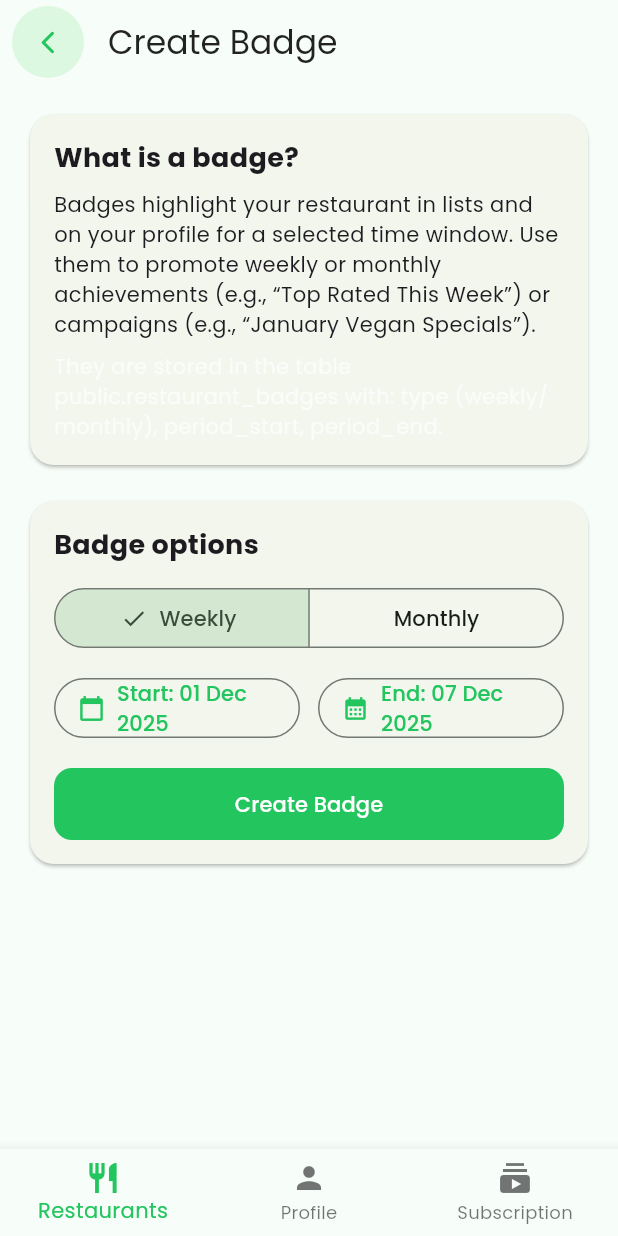
After one commit to ereencaan/ClearDishFlutterCrossMobileApp, a Flutter app: the RestaurantBadgeFormScreen screen opened by its route, on a phone screen of 412 x 824 dp. The commit adds this screen. Run offline on Flutter 3.47's test engine with Material 3 defaults, Android fonts, the phone set to English and light mode, and no system bars; our stand-ins replace equatable, fl_chart, flutter_map, flutter_riverpod, geolocator, go_router and 4 more; accounts and stored records are empty.

Commit message:
owner: add Badge creation screen\n- /home/restaurant/badges/new with weekly/monthly, period pickers, explanation\n- settings buttons navigate to the form

```diff
--- a/lib/core/routing/app_router.dart
+++ b/lib/core/routing/app_router.dart
@@ -20,6 +20,7 @@
 import 'package:cleardish/features/admin/presentation/admin_restaurants_screen.dart';
 import 'package:cleardish/features/admin/presentation/admin_restaurant_form_screen.dart';
 import 'package:cleardish/features/admin/presentation/admin_menu_items_screen.dart';
+import 'package:cleardish/features/restaurants/presentation/restaurant_badge_form_screen.dart';
 import 'package:cleardish/data/models/restaurant.dart';
 import 'package:cleardish/features/restaurants/presentation/restaurant_setup_screen.dart';
 
@@ -160,6 +161,19 @@
             builder: (context, state) => const RestaurantSetupScreen(),
           ),
           GoRoute(
+            path: '/home/restaurant/badges/new',
+            name: 'restaurant-badge-new',
+            builder: (context, state) {
+              // Support navigation via pushNamed with arguments map
+              final arg = state.extra;
+              String? type;
+              if (arg is Map && arg['type'] is String) {
+                type = arg['type'] as String;
+              }
+              return RestaurantBadgeFormScreen(initialType: type);
+            },
+          ),
+          GoRoute(
             path: '/home/menu/:restaurantId',
             name: 'menu',
             builder: (context, state) {
--- /dev/null
+++ b/lib/features/restaurants/presentation/restaurant_badge_form_screen.dart
@@ -0,0 +1,215 @@
+import 'package:flutter/material.dart';
+import 'package:flutter_riverpod/flutter_riverpod.dart';
+import 'package:intl/intl.dart';
+import 'package:cleardish/data/sources/restaurant_settings_api.dart';
+import 'package:cleardish/data/sources/supabase_client.dart';
+import 'package:cleardish/core/utils/result.dart';
+import 'package:cleardish/widgets/app_back_button.dart';
+
+class RestaurantBadgeFormScreen extends ConsumerStatefulWidget {
+  const RestaurantBadgeFormScreen({super.key, this.initialType});
+  final String? initialType; // 'weekly' | 'monthly'
+
+  @override
+  ConsumerState<RestaurantBadgeFormScreen> createState() =>
+      _RestaurantBadgeFormScreenState();
+}
+
+class _RestaurantBadgeFormScreenState
+    extends ConsumerState<RestaurantBadgeFormScreen> {
+  late final RestaurantSettingsApi _api;
+
+  String _type = 'weekly';
+  DateTime _start = _mondayOfCurrentWeek();
+  DateTime _end = _mondayOfCurrentWeek().add(const Duration(days: 6));
+  bool _saving = false;
+
+  @override
+  void initState() {
+    super.initState();
+    _api = RestaurantSettingsApi(SupabaseClient.instance);
+    if (widget.initialType == 'monthly') {
+      _type = 'monthly';
+      final now = DateTime.now();
+      _start = DateTime(now.year, now.month, 1);
+      _end = DateTime(now.year, now.month + 1, 1)
+          .subtract(const Duration(days: 1));
+    }
+  }
+
+  static DateTime _mondayOfCurrentWeek() {
+    final now = DateTime.now();
+    final monday = DateTime(now.year, now.month, now.day)
+        .subtract(Duration(days: (now.weekday - 1)));
+    return monday;
+  }
+
+  Future<void> _pickStart() async {
+    final picked = await showDatePicker(
+      context: context,
+      initialDate: _start,
+      firstDate: DateTime(2023),
+      lastDate: DateTime(2100),
+    );
+    if (picked != null) {
+      setState(() {
+        _start = picked;
+        if (_end.isBefore(_start)) {
+          _end = _start;
+        }
+      });
+    }
+  }
+
+  Future<void> _pickEnd() async {
+    final picked = await showDatePicker(
+      context: context,
+      initialDate: _end,
+      firstDate: _start,
+      lastDate: DateTime(2100),
+    );
+    if (picked != null) {
+      setState(() {
+        _end = picked;
+      });
+    }
+  }
+
+  Future<void> _submit() async {
+    setState(() => _saving = true);
+    // Resolve current restaurant id
+    final me = await _api.getMyRestaurant();
+    if (me is Failure) {
+      if (mounted) {
+        ScaffoldMessenger.of(context)
+            .showSnackBar(SnackBar(content: Text((me as Failure).message)));
+      }
+      setState(() => _saving = false);
+      return;
+    }
+    final restId = (me as Success).data.id;
+    final res = await _api.createBadge(
+      restaurantId: restId,
+      type: _type,
+      periodStart: _start,
+      periodEnd: _end,
+    );
+    setState(() => _saving = false);
+    if (mounted) {
+      if (res is Success) {
+        ScaffoldMessenger.of(context).showSnackBar(
+          SnackBar(content: Text('Badge created for ${_format(_start)} – ${_format(_end)}')),
+        );
+        Navigator.of(context).pop();
+      } else {
+        ScaffoldMessenger.of(context).showSnackBar(
+          SnackBar(content: Text((res as Failure).message)),
+        );
+      }
+    }
+  }
+
+  String _format(DateTime d) => DateFormat('dd MMM yyyy').format(d);
+
+  @override
+  Widget build(BuildContext context) {
+    return Scaffold(
+      appBar: AppBar(
+        title: const Text('Create Badge'),
+        leading: const AppBackButton(fallbackRoute: '/home/restaurant/settings'),
+      ),
+      body: SingleChildScrollView(
+        padding: const EdgeInsets.all(16),
+        child: Column(
+          crossAxisAlignment: CrossAxisAlignment.stretch,
+          children: [
+            Card(
+              child: Padding(
+                padding: const EdgeInsets.all(16),
+                child: Column(
+                  crossAxisAlignment: CrossAxisAlignment.start,
+                  children: [
+                    const Text('What is a badge?',
+                        style:
+                            TextStyle(fontSize: 18, fontWeight: FontWeight.bold)),
+                    const SizedBox(height: 8),
+                    const Text(
+                      'Badges highlight your restaurant in lists and on your profile '
+                      'for a selected time window. Use them to promote weekly or monthly '
+                      'achievements (e.g., “Top Rated This Week”) or campaigns (e.g., '
+                      '“January Vegan Specials”).',
+                    ),
+                    const SizedBox(height: 8),
+                    const Text(
+                      'They are stored in the table public.restaurant_badges with: '
+                      'type (weekly/monthly), period_start, period_end.',
+                      style: TextStyle(color: Colors.white70),
+                    ),
+                  ],
+                ),
+              ),
+            ),
+            const SizedBox(height: 16),
+            Card(
+              child: Padding(
+                padding: const EdgeInsets.all(16),
+                child: Column(
+                  crossAxisAlignment: CrossAxisAlignment.stretch,
+                  children: [
+                    const Text('Badge options',
+                        style:
+                            TextStyle(fontSize: 18, fontWeight: FontWeight.bold)),
+                    const SizedBox(height: 12),
+                    SegmentedButton<String>(
+                      segments: const [
+                        ButtonSegment(value: 'weekly', label: Text('Weekly')),
+                        ButtonSegment(value: 'monthly', label: Text('Monthly')),
+                      ],
+                      selected: {_type},
+                      onSelectionChanged: (s) {
+                        setState(() {
+                          _type = s.first;
+                        });
+                      },
+                    ),
+                    const SizedBox(height: 12),
+                    Row(
+                      children: [
+                        Expanded(
+                          child: OutlinedButton.icon(
+                            onPressed: _pickStart,
+                            icon: const Icon(Icons.calendar_today),
+                            label: Text('Start: ${_format(_start)}'),
+                          ),
+                        ),
+                        const SizedBox(width: 12),
+                        Expanded(
+                          child: OutlinedButton.icon(
+                            onPressed: _pickEnd,
+                            icon: const Icon(Icons.calendar_month),
+                            label: Text('End: ${_format(_end)}'),
+                          ),
+                        ),
+                      ],
+                    ),
+                    const SizedBox(height: 16),
+                    FilledButton(
+                      onPressed: _saving ? null : _submit,
+                      child: _saving
+                          ? const SizedBox(
+                              width: 18,
+                              height: 18,
+                              child: CircularProgressIndicator(strokeWidth: 2),
+                            )
+                          : const Text('Create Badge'),
+                    ),
+                  ],
+                ),
+              ),
+            ),
+          ],
+        ),
+      ),
+    );
+  }
+}
```
Also changed, not shown: lib/features/restaurants/presentation/restaurant_settings_screen.dart (+8 -14 lines).
